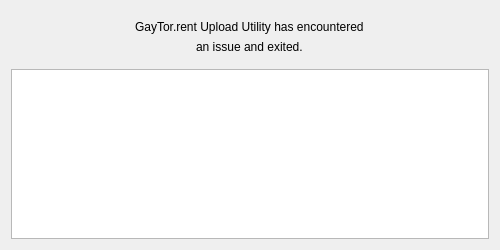
Above: src/ui/crash.ui from vancer0/guu before the change. Below: the same form after it.
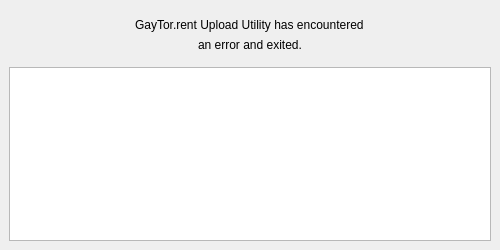
That is the form after the change. Icons and pictures are not drawn.

Commit message: Fix crash reporting

```diff
--- a/src/ui/crash.ui
+++ b/src/ui/crash.ui
@@ -1,7 +1,7 @@
 <?xml version="1.0" encoding="UTF-8"?>
 <ui version="4.0">
- <class>Form</class>
- <widget class="QWidget" name="Form">
+ <class>MainWindow</class>
+ <widget class="QMainWindow" name="MainWindow">
   <property name="geometry">
    <rect>
     <x>0</x>
@@ -23,6 +23,7 @@
    <iconset>
     <normaloff>../icon/guu.png</normaloff>../icon/guu.png</iconset>
   </property>
+  <widget class="QWidget" name="centralwidget">
   <layout class="QVBoxLayout" name="verticalLayout">
    <item>
     <widget class="QWidget" name="widget" native="true">
@@ -43,7 +44,7 @@
       <item alignment="Qt::AlignHCenter">
        <widget class="QLabel" name="label_2">
         <property name="text">
-         <string>an issue and exited.</string>
+          <string>an error and exited.</string>
         </property>
        </widget>
       </item>
@@ -51,13 +52,10 @@
     </widget>
    </item>
    <item>
-    <widget class="QPlainTextEdit" name="output">
-     <property name="readOnly">
-      <bool>true</bool>
-     </property>
-    </widget>
-   </item>
-  </layout>
+     <widget class="QPlainTextEdit" name="output"/>
+    </item>
+   </layout>
+  </widget>
  </widget>
  <resources/>
  <connections/>
```
Lines whose indentation alone changed are shown as unchanged. The commit also changes 3 other files.
